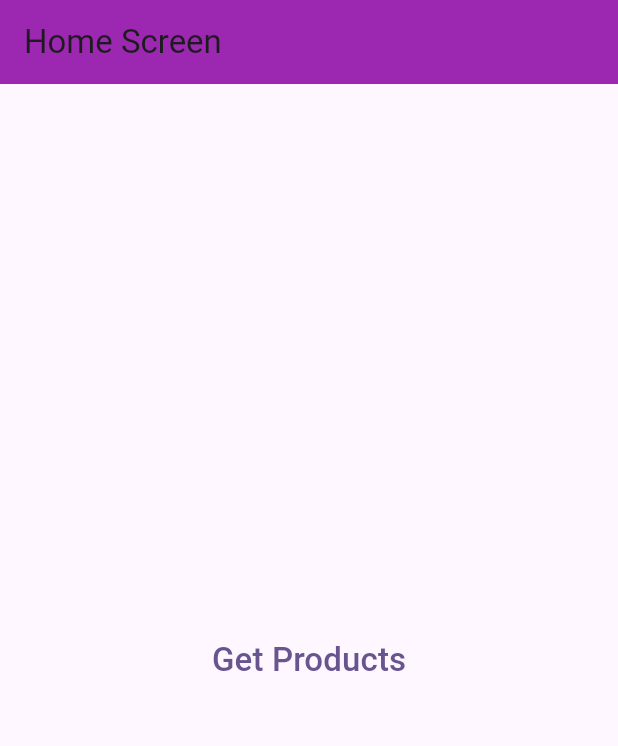
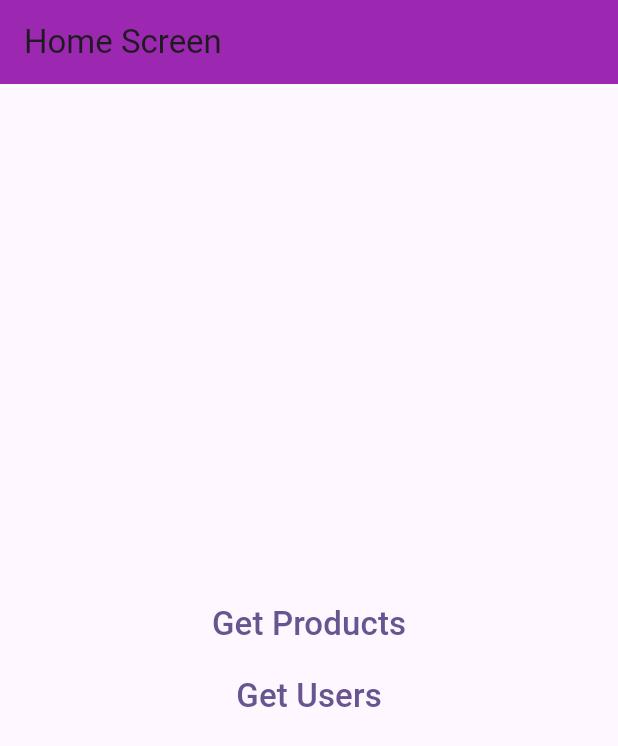
Before and after one commit to MehediMashfan086/flutter-bloc-API-project, a Flutter app: the screen it shows after launch, on a phone screen of 412 x 824 dp. Shown: the top 746 px of the screen. Run offline on Flutter 3.47's test engine with Material 3 defaults, Android fonts, the phone set to English and light mode, and no system bars; our stand-ins replace bloc, equatable, flutter_bloc, velocity_x.

Commit message:
feat(cubit): processing

```diff
--- /dev/null
+++ b/lib/cubit/users_cubit.dart
@@ -0,0 +1,22 @@
+import 'package:bloc/bloc.dart';
+import 'package:bloc_api_project/models/users_model.dart';
+import 'package:bloc_api_project/repo/users_repo.dart';
+import 'package:equatable/equatable.dart';
+
+part 'users_state.dart';
+
+class UsersCubit extends Cubit<UsersState> {
+  final UsersRepo usersRepo;
+  UsersCubit(this.usersRepo) : super(UsersLoadingState());
+
+  onLoadedUsers() async {
+    try {
+      emit(UsersLoadingState());
+      var data = await usersRepo.getUsers();
+
+      emit(UsersLoadedState(data));
+    } catch (e) {
+      emit(UsersErrorState(e.toString()));
+    }
+  }
+}
--- /dev/null
+++ b/lib/cubit/users_state.dart
@@ -0,0 +1,30 @@
+part of 'users_cubit.dart';
+
+sealed class UsersState extends Equatable {
+  const UsersState();
+
+  @override
+  List<Object> get props => [];
+}
+
+final class UsersInitial extends UsersState {}
+
+final class UsersLoadingState extends UsersState {}
+
+final class UsersLoadedState extends UsersState {
+  final List<UsersModel> usersModel;
+
+  const UsersLoadedState(this.usersModel);
+
+  @override
+  List<Object> get props => [usersModel];
+}
+
+final class UsersErrorState extends UsersState {
+  final String errorMessage;
+
+  const UsersErrorState(this.errorMessage);
+
+  @override
+  List<Object> get props => [errorMessage];
+}
--- a/lib/main.dart
+++ b/lib/main.dart
@@ -1,14 +1,23 @@
 import 'package:bloc_api_project/bloc/products_bloc.dart';
+import 'package:bloc_api_project/cubit/users_cubit.dart';
 import 'package:bloc_api_project/debug/bloc_observer.dart';
 import 'package:bloc_api_project/repo/products_repo.dart';
+import 'package:bloc_api_project/repo/users_repo.dart';
 import 'package:bloc_api_project/screens/home_screen.dart';
 import 'package:flutter/material.dart';
 import 'package:flutter_bloc/flutter_bloc.dart';
 
 void main() {
   Bloc.observer = MyBlocObserver();
-  runApp(RepositoryProvider(
-    create: (context) => ProductsRepo(),
+  runApp(MultiRepositoryProvider(
+    providers: [
+      RepositoryProvider(
+        create: (context) => ProductsRepo(),
+      ),
+      RepositoryProvider(
+        create: (context) => UsersRepo(),
+      ),
+    ],
     child: const MyApp(),
   ));
 }
@@ -18,8 +27,15 @@ class MyApp extends StatelessWidget {
 
   @override
   Widget build(BuildContext context) {
-    return BlocProvider(
-      create: (context) => ProductsBloc(ProductsRepo()),
+    return MultiBlocProvider(
+      providers: [
+        BlocProvider(
+          create: (context) => ProductsBloc(ProductsRepo()),
+        ),
+        BlocProvider(
+          create: (context) => UsersCubit(UsersRepo()),
+        ),
+      ],
       child: MaterialApp(
         debugShowCheckedModeBanner: false,
         theme: ThemeData(
--- /dev/null
+++ b/lib/models/users_model.dart
@@ -0,0 +1,133 @@
+// To parse this JSON data, do
+//
+//     final usersModel = usersModelFromJson(jsonString);
+
+import 'dart:convert';
+
+List<UsersModel> usersModelFromJson(String str) =>
+    List<UsersModel>.from(json.decode(str).map((x) => UsersModel.fromJson(x)));
+
+String usersModelToJson(List<UsersModel> data) =>
+    json.encode(List<dynamic>.from(data.map((x) => x.toJson())));
+
+class UsersModel {
+  int? id;
+  String? name;
+  String? username;
+  String? email;
+  Address? address;
+  String? phone;
+  String? website;
+  Company? company;
+
+  UsersModel({
+    this.id,
+    this.name,
+    this.username,
+    this.email,
+    this.address,
+    this.phone,
+    this.website,
+    this.company,
+  });
+
+  factory UsersModel.fromJson(Map<String, dynamic> json) => UsersModel(
+        id: json["id"],
+        name: json["name"],
+        username: json["username"],
+        email: json["email"],
+        address:
+            json["address"] == null ? null : Address.fromJson(json["address"]),
+        phone: json["phone"],
+        website: json["website"],
+        company:
+            json["company"] == null ? null : Company.fromJson(json["company"]),
+      );
+
+  Map<String, dynamic> toJson() => {
+        "id": id,
+        "name": name,
+        "username": username,
+        "email": email,
+        "address": address?.toJson(),
+        "phone": phone,
+        "website": website,
+        "company": company?.toJson(),
+      };
+}
+
+class Address {
+  String? street;
+  String? suite;
+  String? city;
+  String? zipcode;
+  Geo? geo;
+
+  Address({
+    this.street,
+    this.suite,
+    this.city,
+    this.zipcode,
+    this.geo,
+  });
+
+  factory Address.fromJson(Map<String, dynamic> json) => Address(
+        street: json["street"],
+        suite: json["suite"],
+        city: json["city"],
+        zipcode: json["zipcode"],
+        geo: json["geo"] == null ? null : Geo.fromJson(json["geo"]),
+      );
+
+  Map<String, dynamic> toJson() => {
+        "street": street,
+        "suite": suite,
+        "city": city,
+        "zipcode": zipcode,
+        "geo": geo?.toJson(),
+      };
+}
+
+class Geo {
+  String? lat;
+  String? lng;
+
+  Geo({
+    this.lat,
+    this.lng,
+  });
+
+  factory Geo.fromJson(Map<String, dynamic> json) => Geo(
+        lat: json["lat"],
+        lng: json["lng"],
+      );
+
+  Map<String, dynamic> toJson() => {
+        "lat": lat,
+        "lng": lng,
+      };
+}
+
+class Company {
+  String? name;
+  String? catchPhrase;
+  String? bs;
+
+  Company({
+    this.name,
+    this.catchPhrase,
+    this.bs,
+  });
+
+  factory Company.fromJson(Map<String, dynamic> json) => Company(
+        name: json["name"],
+        catchPhrase: json["catchPhrase"],
+        bs: json["bs"],
+      );
+
+  Map<String, dynamic> toJson() => {
+        "name": name,
+        "catchPhrase": catchPhrase,
+        "bs": bs,
+      };
+}
--- /dev/null
+++ b/lib/repo/users_repo.dart
@@ -0,0 +1,14 @@
+import 'package:bloc_api_project/models/users_model.dart';
+import 'package:http/http.dart' as http;
+
+class UsersRepo {
+  Future<List<UsersModel>> getUsers() async {
+    var response =
+        await http.get(Uri.parse("https://jsonplaceholder.typicode.com/users"));
+    if (response.statusCode == 200) {
+      return usersModelFromJson(response.body);
+    } else {
+      throw Exception("Failed to load Users");
+    }
+  }
+}
--- a/lib/screens/home_screen.dart
+++ b/lib/screens/home_screen.dart
@@ -1,4 +1,5 @@
 import 'package:bloc_api_project/screens/product_screen.dart';
+import 'package:bloc_api_project/screens/users_screen.dart';
 import 'package:flutter/material.dart';
 
 class HomeScreen extends StatelessWidget {
@@ -12,7 +13,10 @@ class HomeScreen extends StatelessWidget {
         backgroundColor: Colors.purple,
       ),
       body: Center(
-        child: TextButton(
+        child: Column(
+          mainAxisAlignment: MainAxisAlignment.center,
+          children: [
+            TextButton(
               onPressed: () {
                 Navigator.push(
                   context,
@@ -28,6 +32,24 @@ class HomeScreen extends StatelessWidget {
                 style: TextStyle(fontSize: 22),
               ),
             ),
+            TextButton(
+              onPressed: () {
+                Navigator.push(
+                  context,
+                  MaterialPageRoute(
+                    builder: (context) {
+                      return const UsersScreen();
+                    },
+                  ),
+                );
+              },
+              child: const Text(
+                "Get Users",
+                style: TextStyle(fontSize: 22),
+              ),
+            ),
+          ],
+        ),
       ),
     );
   }
```
Also changed, not shown: lib/screens/users_screen.dart (added, +27 -0 lines). Lines whose indentation alone changed are shown as unchanged.
